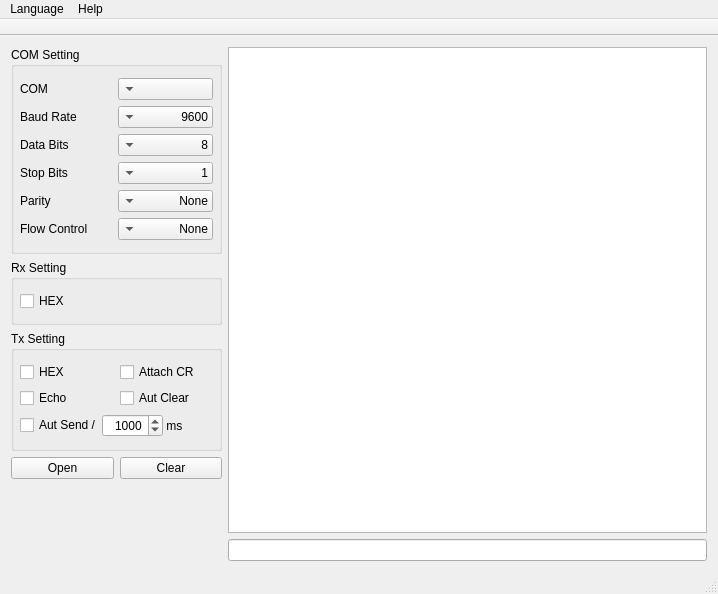
The window that loserial.ui (long568/LoSerial) describes before a commit, drawn with Qt 5.
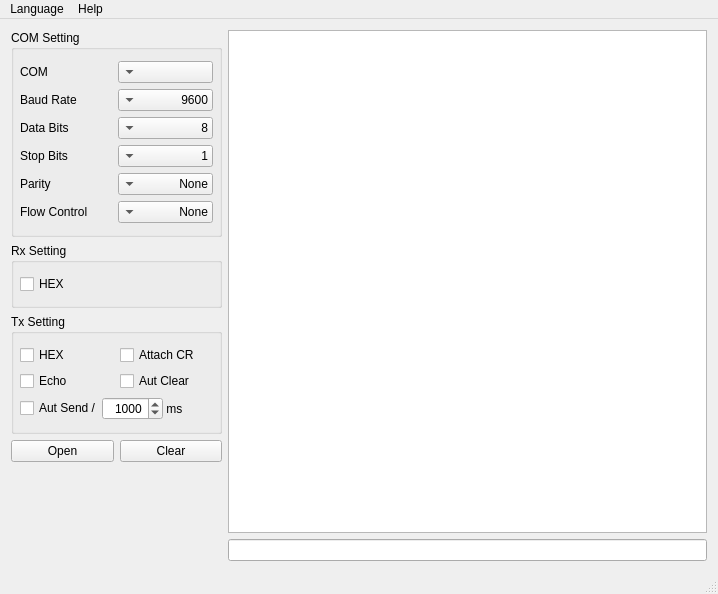
The same window after the commit.

The edit to the form file:
```diff
--- a/loserial.ui
+++ b/loserial.ui
@@ -479,20 +479,6 @@
    <addaction name="menuLanguage"/>
    <addaction name="menuAbout"/>
   </widget>
-  <widget class="QToolBar" name="mainToolBar">
-   <property name="movable">
-    <bool>false</bool>
-   </property>
-   <property name="floatable">
-    <bool>false</bool>
-   </property>
-   <attribute name="toolBarArea">
-    <enum>TopToolBarArea</enum>
-   </attribute>
-   <attribute name="toolBarBreak">
-    <bool>false</bool>
-   </attribute>
-  </widget>
   <widget class="QStatusBar" name="statusBar"/>
   <action name="actionChinese">
    <property name="checkable">
```
Left out of the diff: 2 changed lines with no effect on the pictures.
